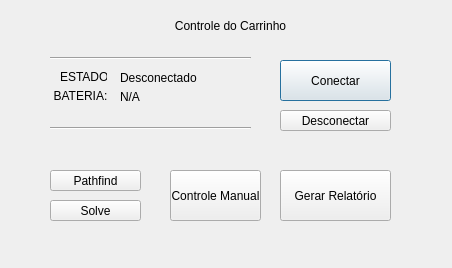
Old version of the form mover.ui in the repository lucasgcb/pathfinderkart.
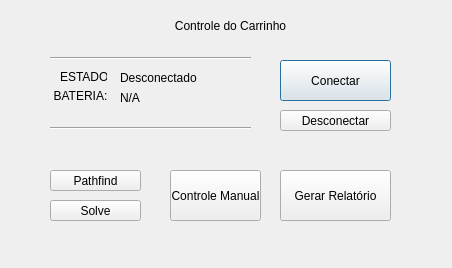
New version of the form.

Commit message: Update ADC math, interface position

```diff
--- a/mover.ui
+++ b/mover.ui
@@ -186,8 +186,8 @@
     <rect>
      <x>120</x>
      <y>90</y>
-     <width>47</width>
-     <height>13</height>
+     <width>111</width>
+     <height>16</height>
     </rect>
    </property>
    <property name="text">
@@ -213,8 +213,8 @@
   <widget class="QLabel" name="label_tempo">
    <property name="geometry">
     <rect>
-     <x>170</x>
-     <y>130</y>
+     <x>50</x>
+     <y>100</y>
      <width>221</width>
      <height>31</height>
     </rect>
```
The commit also changes 2 other files.
